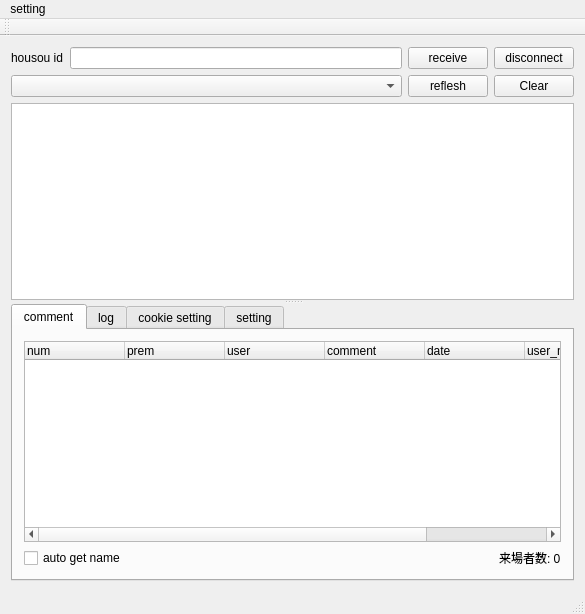
Old version of the form mainwindow.ui in the repository diginatu/Viqo.
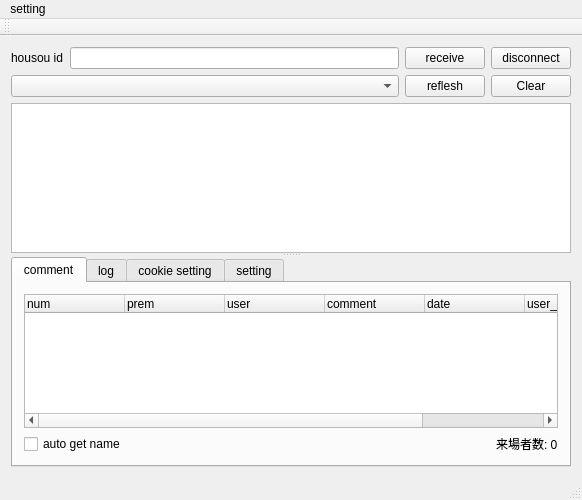
New version of the form.

What changed in the file:
```diff
--- a/mainwindow.ui
+++ b/mainwindow.ui
@@ -6,12 +6,12 @@
    <rect>
     <x>0</x>
     <y>0</y>
-    <width>585</width>
-    <height>614</height>
+    <width>582</width>
+    <height>500</height>
    </rect>
   </property>
   <property name="sizePolicy">
-   <sizepolicy hsizetype="Preferred" vsizetype="MinimumExpanding">
+   <sizepolicy hsizetype="MinimumExpanding" vsizetype="Preferred">
     <horstretch>0</horstretch>
     <verstretch>0</verstretch>
    </sizepolicy>
@@ -20,67 +20,119 @@
    <string>Viqo</string>
   </property>
   <widget class="QWidget" name="centralWidget">
-   <layout class="QGridLayout" name="gridLayout">
+   <layout class="QGridLayout" name="gridLayout_3">
+    <item row="0" column="0">
+     <widget class="QLabel" name="housouId_label">
+      <property name="sizePolicy">
+       <sizepolicy hsizetype="Maximum" vsizetype="Preferred">
+        <horstretch>0</horstretch>
+        <verstretch>0</verstretch>
+       </sizepolicy>
+      </property>
+      <property name="text">
+       <string>housou id</string>
+      </property>
+     </widget>
+    </item>
     <item row="0" column="1">
-     <widget class="QLineEdit" name="housouId"/>
-    </item>
-    <item row="1" column="3">
-     <widget class="QPushButton" name="clear">
-      <property name="text">
-       <string>Clear</string>
-      </property>
-     </widget>
-    </item>
-    <item row="1" column="2">
-     <widget class="QPushButton" name="mylive_reflesh">
-      <property name="text">
-       <string>reflesh</string>
-      </property>
-     </widget>
-    </item>
-    <item row="1" column="0" colspan="2">
-     <widget class="QComboBox" name="broad_list"/>
-    </item>
-    <item row="0" column="3">
-     <widget class="QPushButton" name="disconnect">
-      <property name="text">
-       <string>disconnect</string>
+     <widget class="QLineEdit" name="housouId">
+      <property name="sizePolicy">
+       <sizepolicy hsizetype="Preferred" vsizetype="Fixed">
+        <horstretch>0</horstretch>
+        <verstretch>0</verstretch>
+       </sizepolicy>
       </property>
      </widget>
     </item>
     <item row="0" column="2">
      <widget class="QPushButton" name="receive">
+      <property name="sizePolicy">
+       <sizepolicy hsizetype="Maximum" vsizetype="Fixed">
+        <horstretch>0</horstretch>
+        <verstretch>0</verstretch>
+       </sizepolicy>
+      </property>
       <property name="text">
        <string>receive</string>
       </property>
      </widget>
     </item>
-    <item row="0" column="0">
-     <widget class="QLabel" name="housouId_label">
+    <item row="0" column="3">
+     <widget class="QPushButton" name="disconnect">
+      <property name="sizePolicy">
+       <sizepolicy hsizetype="Maximum" vsizetype="Fixed">
+        <horstretch>0</horstretch>
+        <verstretch>0</verstretch>
+       </sizepolicy>
+      </property>
       <property name="text">
-       <string>housou id</string>
+       <string>disconnect</string>
+      </property>
+     </widget>
+    </item>
+    <item row="1" column="0" colspan="2">
+     <widget class="QComboBox" name="broad_list"/>
+    </item>
+    <item row="1" column="2">
+     <widget class="QPushButton" name="mylive_reflesh">
+      <property name="sizePolicy">
+       <sizepolicy hsizetype="Maximum" vsizetype="Fixed">
+        <horstretch>0</horstretch>
+        <verstretch>0</verstretch>
+       </sizepolicy>
+      </property>
+      <property name="text">
+       <string>reflesh</string>
+      </property>
+     </widget>
+    </item>
+    <item row="1" column="3">
+     <widget class="QPushButton" name="clear">
+      <property name="sizePolicy">
+       <sizepolicy hsizetype="Maximum" vsizetype="Fixed">
+        <horstretch>0</horstretch>
+        <verstretch>0</verstretch>
+       </sizepolicy>
+      </property>
+      <property name="text">
+       <string>Clear</string>
       </property>
      </widget>
     </item>
     <item row="2" column="0" colspan="4">
      <widget class="QSplitter" name="splitter">
+      <property name="sizePolicy">
+       <sizepolicy hsizetype="Preferred" vsizetype="Expanding">
+        <horstretch>0</horstretch>
+        <verstretch>0</verstretch>
+       </sizepolicy>
+      </property>
+      <property name="minimumSize">
+       <size>
+        <width>0</width>
+        <height>259</height>
+       </size>
+      </property>
       <property name="orientation">
        <enum>Qt::Vertical</enum>
       </property>
       <widget class="QTextBrowser" name="comment_view">
        <property name="sizePolicy">
-        <sizepolicy hsizetype="Expanding" vsizetype="Minimum">
+        <sizepolicy hsizetype="Preferred" vsizetype="Preferred">
          <horstretch>0</horstretch>
          <verstretch>0</verstretch>
         </sizepolicy>
        </property>
+       <property name="styleSheet">
+        <string notr="true"/>
+       </property>
        <property name="openExternalLinks">
         <bool>true</bool>
        </property>
       </widget>
       <widget class="QTabWidget" name="tabWidget">
        <property name="sizePolicy">
-        <sizepolicy hsizetype="Minimum" vsizetype="Minimum">
+        <sizepolicy hsizetype="Preferred" vsizetype="Expanding">
          <horstretch>0</horstretch>
          <verstretch>0</verstretch>
         </sizepolicy>
@@ -98,55 +150,7 @@
         <attribute name="title">
          <string>comment</string>
         </attribute>
-        <layout class="QGridLayout" name="gridLayout_3">
-         <item row="0" column="0" colspan="3">
-          <widget class="QTreeWidget" name="commentView">
-           <property name="sizePolicy">
-            <sizepolicy hsizetype="Preferred" vsizetype="Preferred">
-             <horstretch>0</horstretch>
-             <verstretch>0</verstretch>
-            </sizepolicy>
-           </property>
-           <property name="columnCount">
-            <number>7</number>
-           </property>
-           <column>
-            <property name="text">
-             <string>num</string>
-            </property>
-           </column>
-           <column>
-            <property name="text">
-             <string>prem</string>
-            </property>
-           </column>
-           <column>
-            <property name="text">
-             <string>user</string>
-            </property>
-           </column>
-           <column>
-            <property name="text">
-             <string>comment</string>
-            </property>
-           </column>
-           <column>
-            <property name="text">
-             <string>date</string>
-            </property>
-           </column>
-           <column>
-            <property name="text">
-             <string>user_num</string>
-            </property>
-           </column>
-           <column>
-            <property name="text">
-             <string>184</string>
-            </property>
-           </column>
-          </widget>
-         </item>
+        <layout class="QGridLayout" name="gridLayout">
          <item row="1" column="0">
           <widget class="QCheckBox" name="auto_getting_user_name">
            <property name="toolTip">
@@ -180,6 +184,54 @@
            </property>
           </widget>
          </item>
+         <item row="0" column="0" colspan="3">
+          <widget class="QTreeWidget" name="commentView">
+           <property name="sizePolicy">
+            <sizepolicy hsizetype="Preferred" vsizetype="Preferred">
+             <horstretch>0</horstretch>
+             <verstretch>0</verstretch>
+            </sizepolicy>
+           </property>
+           <property name="columnCount">
+            <number>7</number>
+           </property>
+           <column>
+            <property name="text">
+             <string>num</string>
+            </property>
+           </column>
+           <column>
+            <property name="text">
+             <string>prem</string>
+            </property>
+           </column>
+           <column>
+            <property name="text">
+             <string>user</string>
+            </property>
+           </column>
+           <column>
+            <property name="text">
+             <string>comment</string>
+            </property>
+           </column>
+           <column>
+            <property name="text">
+             <string>date</string>
+            </property>
+           </column>
+           <column>
+            <property name="text">
+             <string>user_num</string>
+            </property>
+           </column>
+           <column>
+            <property name="text">
+             <string>184</string>
+            </property>
+           </column>
+          </widget>
+         </item>
         </layout>
        </widget>
        <widget class="QWidget" name="log_tab">
@@ -465,7 +517,7 @@
     <rect>
      <x>0</x>
      <y>0</y>
-     <width>585</width>
+     <width>582</width>
      <height>25</height>
     </rect>
    </property>
```
